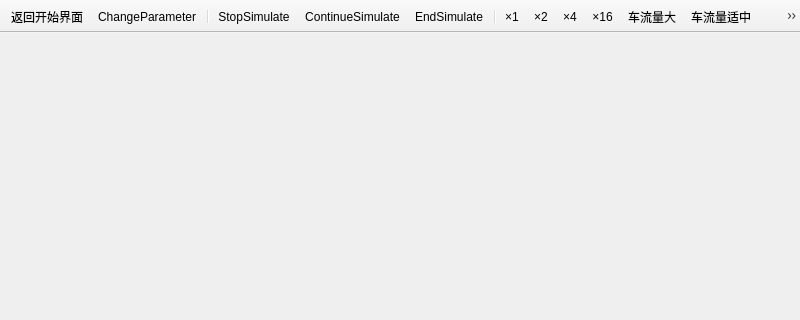
First picture: the form in mainwindowdyx.ui, repository zzatpku/traffic-light-qt, before the edit; both pictures show x 0 to 800 and y 0 to 320 of the 800 by 600 pixel window.
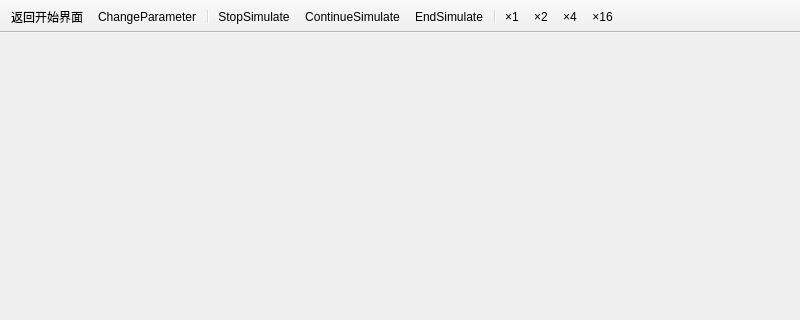
Second picture: the form after the edit. Icons and pictures are not drawn.

The edit to the form file:
```diff
--- a/mainwindowdyx.ui
+++ b/mainwindowdyx.ui
@@ -49,9 +49,6 @@
    <addaction name="action_2Speed"/>
    <addaction name="action_4Speed"/>
    <addaction name="action_16Speed"/>
-   <addaction name="actionHeavyFlow"/>
-   <addaction name="actionNormalFlow"/>
-   <addaction name="actionLightFlow"/>
   </widget>
   <action name="actionNew">
    <property name="text">
@@ -148,21 +145,6 @@
     <string>模拟车流量大的情况（早晚高峰）或模拟车流量小的情况</string>
    </property>
   </action>
-  <action name="actionHeavyFlow">
-   <property name="text">
-    <string>车流量大</string>
-   </property>
-  </action>
-  <action name="actionLightFlow">
-   <property name="text">
-    <string>车流量小</string>
-   </property>
-  </action>
-  <action name="actionNormalFlow">
-   <property name="text">
-    <string>车流量适中</string>
-   </property>
-  </action>
  </widget>
  <resources>
   <include location="res.qrc"/>
```
